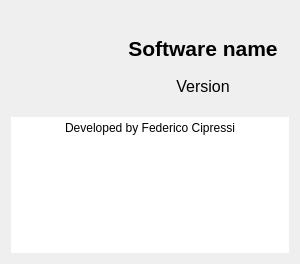
First picture: the form in src/about.ui, repository CiproGit/case_converter, before the edit.
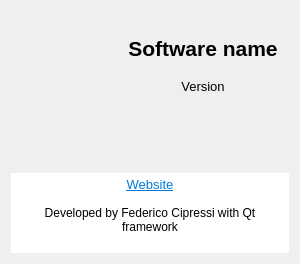
Second picture: the form after the edit. Icons and pictures are not drawn.

Commit message: Add website link and credits

```diff
--- a/src/about.ui
+++ b/src/about.ui
@@ -87,7 +87,7 @@
          <property name="font">
           <font>
            <family>Arial</family>
-           <pointsize>12</pointsize>
+           <pointsize>10</pointsize>
           </font>
          </property>
          <property name="text">
@@ -102,8 +102,33 @@
      </item>
     </layout>
    </item>
+   <item>
+    <spacer name="verticalSpacer">
+     <property name="orientation">
+      <enum>Qt::Vertical</enum>
+     </property>
+     <property name="sizeHint" stdset="0">
+      <size>
+       <width>20</width>
+       <height>40</height>
+      </size>
+     </property>
+    </spacer>
+   </item>
    <item>
     <widget class="QTextBrowser" name="developer_textBrowser">
+     <property name="sizePolicy">
+      <sizepolicy hsizetype="Expanding" vsizetype="Expanding">
+       <horstretch>0</horstretch>
+       <verstretch>0</verstretch>
+      </sizepolicy>
+     </property>
+     <property name="maximumSize">
+      <size>
+       <width>16777215</width>
+       <height>80</height>
+      </size>
+     </property>
      <property name="font">
       <font>
        <family>Arial</family>
@@ -124,7 +149,12 @@
 li.unchecked::marker { content: &quot;\2610&quot;; }
 li.checked::marker { content: &quot;\2612&quot;; }
 &lt;/style&gt;&lt;/head&gt;&lt;body style=&quot; font-family:'Arial'; font-size:10pt; font-weight:400; font-style:normal;&quot;&gt;
-&lt;p align=&quot;center&quot; style=&quot; margin-top:0px; margin-bottom:0px; margin-left:0px; margin-right:0px; -qt-block-indent:0; text-indent:0px;&quot;&gt;&lt;span style=&quot; font-size:9pt;&quot;&gt;Developed by Federico Cipressi&lt;/span&gt;&lt;/p&gt;&lt;/body&gt;&lt;/html&gt;</string>
+&lt;p align=&quot;center&quot; style=&quot; margin-top:0px; margin-bottom:0px; margin-left:0px; margin-right:0px; -qt-block-indent:0; text-indent:0px;&quot;&gt;&lt;a href=&quot;https://github.com/CiproGit/case_converter&quot;&gt;&lt;span style=&quot; text-decoration: underline; color:#0078d7;&quot;&gt;Website&lt;/span&gt;&lt;/a&gt;&lt;/p&gt;
+&lt;p align=&quot;center&quot; style=&quot;-qt-paragraph-type:empty; margin-top:0px; margin-bottom:0px; margin-left:0px; margin-right:0px; -qt-block-indent:0; text-indent:0px; font-size:9pt;&quot;&gt;&lt;br /&gt;&lt;/p&gt;
+&lt;p align=&quot;center&quot; style=&quot; margin-top:0px; margin-bottom:0px; margin-left:0px; margin-right:0px; -qt-block-indent:0; text-indent:0px;&quot;&gt;&lt;span style=&quot; font-size:9pt;&quot;&gt;Developed by Federico Cipressi with Qt framework&lt;/span&gt;&lt;/p&gt;&lt;/body&gt;&lt;/html&gt;</string>
+     </property>
+     <property name="openExternalLinks">
+      <bool>true</bool>
      </property>
     </widget>
    </item>
```
The commit also changes 2 other files.
